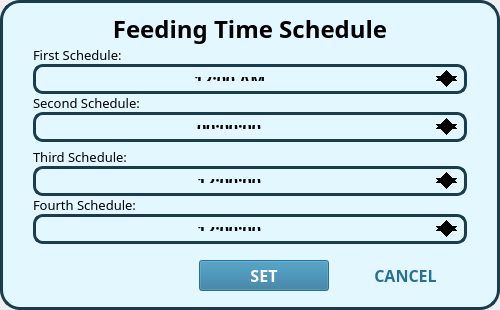
The window that feedingScheduleDialog.ui (jeraldconstantino/nitrate-sufficiency-monitoring-system) describes before a commit, drawn with Qt 5.
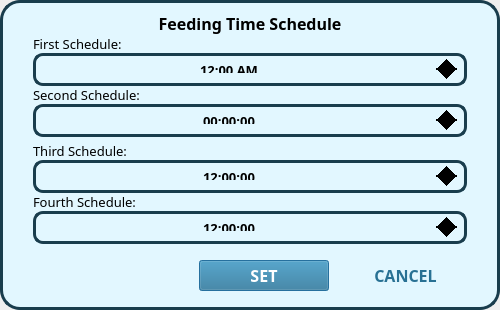
The same window after the commit.

Commit message: set time updated

```diff
--- a/feedingScheduleDialog.ui
+++ b/feedingScheduleDialog.ui
@@ -93,7 +93,7 @@
         <property name="font">
          <font>
           <family>Poppins</family>
-          <pointsize>18</pointsize>
+          <pointsize>12</pointsize>
           <weight>75</weight>
           <bold>true</bold>
          </font>
@@ -107,7 +107,7 @@
        </widget>
       </item>
       <item>
-       <layout class="QVBoxLayout" name="verticalLayout">
+       <layout class="QVBoxLayout" name="verticalLayout" stretch="1,1,0">
         <property name="spacing">
          <number>5</number>
         </property>
@@ -143,7 +143,7 @@
             <property name="font">
              <font>
               <family>Poppins</family>
-              <pointsize>12</pointsize>
+              <pointsize>10</pointsize>
               <weight>75</weight>
               <bold>true</bold>
              </font>
@@ -210,7 +210,7 @@
             <property name="font">
              <font>
               <family>Poppins</family>
-              <pointsize>12</pointsize>
+              <pointsize>10</pointsize>
               <weight>75</weight>
               <bold>true</bold>
              </font>
@@ -275,7 +275,7 @@
             <property name="font">
              <font>
               <family>Poppins</family>
-              <pointsize>12</pointsize>
+              <pointsize>10</pointsize>
               <weight>75</weight>
               <bold>true</bold>
              </font>
@@ -333,7 +333,7 @@
             <property name="font">
              <font>
               <family>Poppins</family>
-              <pointsize>12</pointsize>
+              <pointsize>10</pointsize>
               <weight>75</weight>
               <bold>true</bold>
              </font>
```
